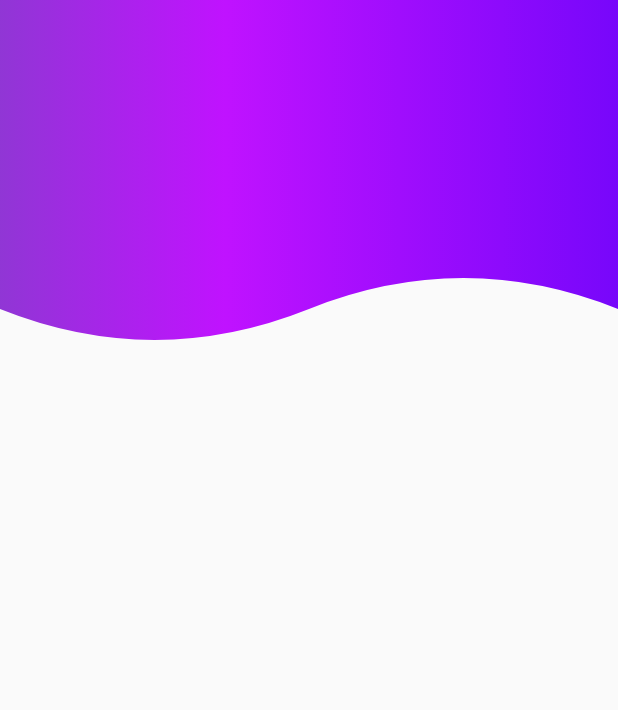
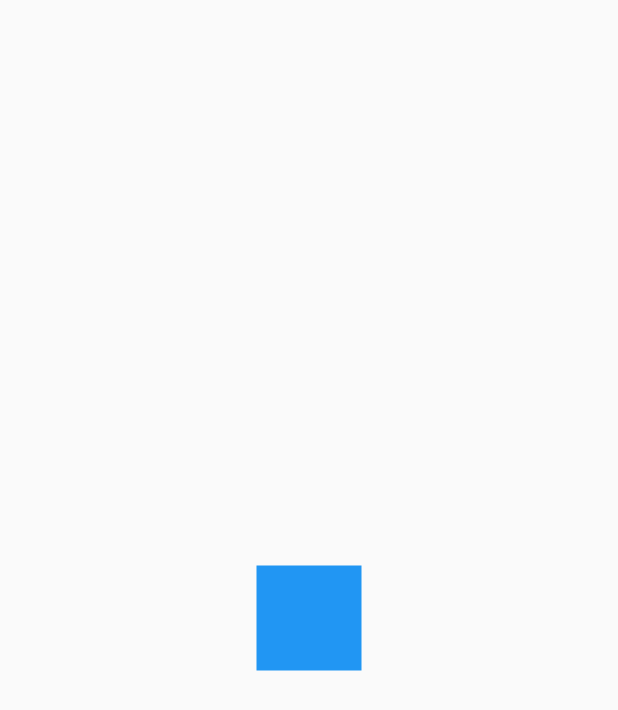
Before and after one commit to EstebanIndiveri/flutteranimations, a Flutter app: the screen it shows after launch, on a phone screen of 412 x 824 dp. Shown: the top 710 px of the screen. Run offline on Flutter 3.47's test engine with Material 2 defaults, Android fonts, the phone set to English and light mode, and no system bars.

Commit message:
base work

```diff
--- a/lib/src/pages/animaciones_page.dart
+++ b/lib/src/pages/animaciones_page.dart
@@ -5,7 +5,36 @@ class AnimacionesPage extends StatelessWidget {
   @override
   Widget build(BuildContext context) {
     return Scaffold(
-
+      body: Center(
+        child:CuadradoAnimado()),
     );
   }
 }
+
+class CuadradoAnimado extends StatefulWidget {
+  @override
+  _CuadradoAnimadoState createState() => _CuadradoAnimadoState();
+}
+
+class _CuadradoAnimadoState extends State<CuadradoAnimado> {
+  @override
+  Widget build(BuildContext context) {
+    return _Rectangulo();
+  }
+}
+
+
+
+
+class _Rectangulo extends StatelessWidget {
+    @override
+    Widget build(BuildContext context) {
+    return Container(
+       width: 70,
+       height: 70,
+       decoration: BoxDecoration(
+         color: Colors.blue
+       ),
+     );
+   }
+}
--- a/lib/src/pages/headers_page.dart
+++ b/lib/src/pages/headers_page.dart
@@ -1,5 +1,6 @@
+import 'package:disenos/src/pages/animaciones_page.dart';
 import 'package:flutter/material.dart';
-import 'package:disenos/src/widwets/headers.dart';
+// import 'package:disenos/src/widwets/headers.dart';
 
 
 class HeadersPage extends StatelessWidget {
@@ -8,7 +9,7 @@ class HeadersPage extends StatelessWidget {
   @override
   Widget build(BuildContext context) {
     return Scaffold(
-      body:HeaderGradient()
+      body:AnimacionesPage()
     );
   }
 }
```
